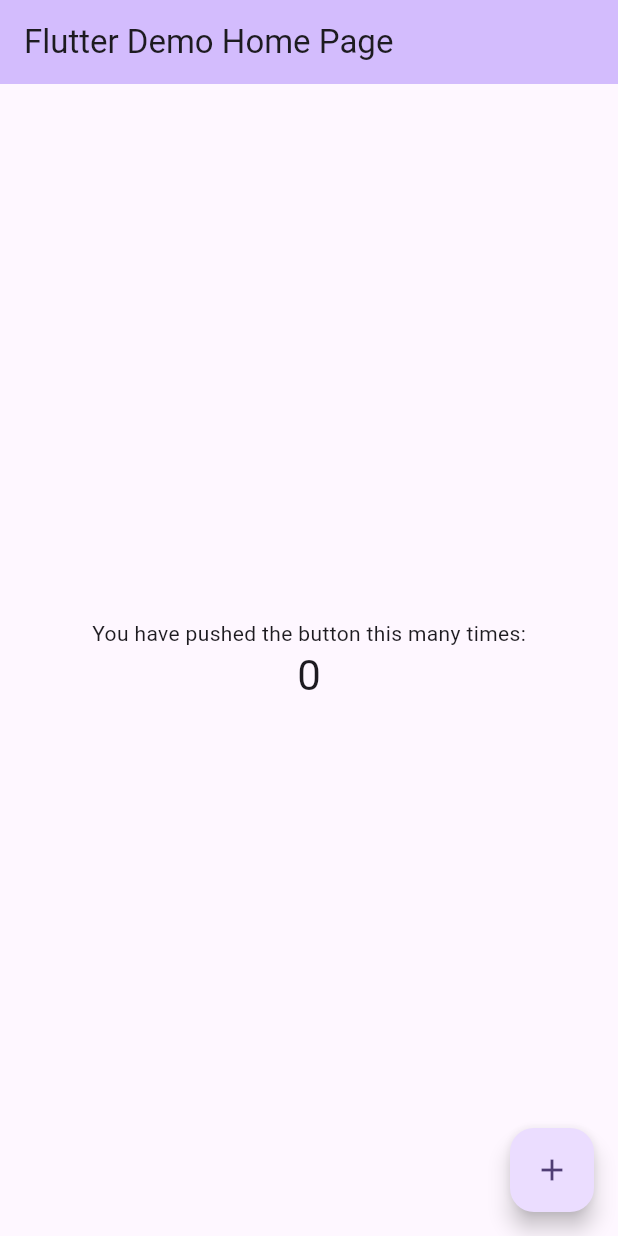
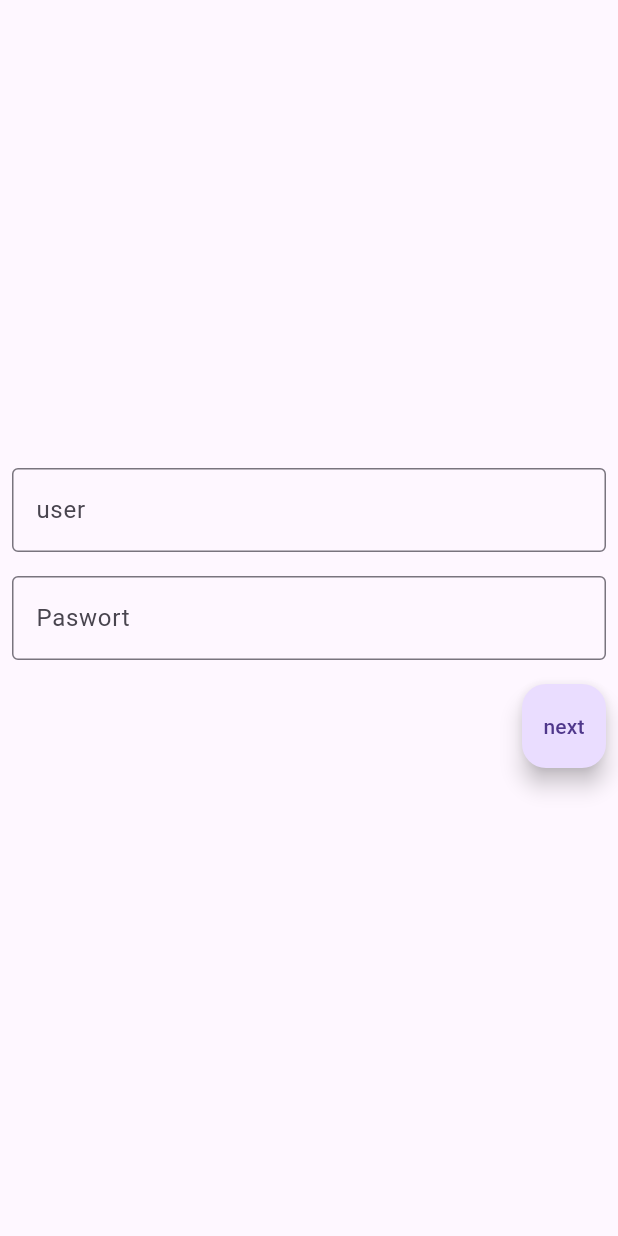
Before and after one commit to abdurahmonmuydinov/abdurahmon, a Flutter app: the screen it shows after launch, on a phone screen of 412 x 824 dp. Run offline on Flutter 3.47's test engine with Material 3 defaults, Android fonts, the light colour scheme and no system bars.

Commit message:
uyga vazifa qushildi

```diff
--- a/flutter_application_1/lib/main.dart
+++ b/flutter_application_1/lib/main.dart
@@ -1,125 +1,136 @@
 import 'package:flutter/material.dart';
 
 void main() {
-  runApp(const MyApp());
+  runApp(
+    MaterialApp(home: MyWidget()),
+  );
 }
 
-class MyApp extends StatelessWidget {
-  const MyApp({super.key});
+class MyWidget extends StatefulWidget {
+  const MyWidget({super.key});
 
-  // This widget is the root of your application.
   @override
-  Widget build(BuildContext context) {
-    return MaterialApp(
-      title: 'Flutter Demo',
-      theme: ThemeData(
-        // This is the theme of your application.
-        //
-        // TRY THIS: Try running your application with "flutter run". You'll see
-        // the application has a purple toolbar. Then, without quitting the app,
-        // try changing the seedColor in the colorScheme below to Colors.green
-        // and then invoke "hot reload" (save your changes or press the "hot
-        // reload" button in a Flutter-supported IDE, or press "r" if you used
-        // the command line to start the app).
-        //
-        // Notice that the counter didn't reset back to zero; the application
-        // state is not lost during the reload. To reset the state, use hot
-        // restart instead.
-        //
-        // This works for code too, not just values: Most code changes can be
-        // tested with just a hot reload.
-        colorScheme: ColorScheme.fromSeed(seedColor: Colors.deepPurple),
-        useMaterial3: true,
-      ),
-      home: const MyHomePage(title: 'Flutter Demo Home Page'),
-    );
-  }
+  State<MyWidget> createState() => _MyWidgetState();
 }
 
-class MyHomePage extends StatefulWidget {
-  const MyHomePage({super.key, required this.title});
-
-  // This widget is the home page of your application. It is stateful, meaning
-  // that it has a State object (defined below) that contains fields that affect
-  // how it looks.
-
-  // This class is the configuration for the state. It holds the values (in this
-  // case the title) provided by the parent (in this case the App widget) and
-  // used by the build method of the State. Fields in a Widget subclass are
-  // always marked "final".
-
-  final String title;
-
-  @override
-  State<MyHomePage> createState() => _MyHomePageState();
-}
-
-class _MyHomePageState extends State<MyHomePage> {
-  int _counter = 0;
-
-  void _incrementCounter() {
+class _MyWidgetState extends State<MyWidget> {
+  String user = "a";
+  String parol = "2";
+  String hatolik = "";
+  TextEditingController input1 = TextEditingController();
+  TextEditingController input2 = TextEditingController();
+  void f() {
     setState(() {
-      // This call to setState tells the Flutter framework that something has
-      // changed in this State, which causes it to rerun the build method below
-      // so that the display can reflect the updated values. If we changed
-      // _counter without calling setState(), then the build method would not be
-      // called again, and so nothing would appear to happen.
-      _counter++;
+      if (input1.text == "a" && input2.text == "1") {
+        Navigator.push(
+            context, MaterialPageRoute(builder: (context) => salom()));
+      } else {
+        final nom = SnackBar(
+          content: Text(hatolik = "usernemi yoki: parol xato"),
+        );
+        ScaffoldMessenger.of(context).showSnackBar(nom);
+      }
+      ;
     });
   }
 
   @override
   Widget build(BuildContext context) {
-    // This method is rerun every time setState is called, for instance as done
-    // by the _incrementCounter method above.
-    //
-    // The Flutter framework has been optimized to make rerunning build methods
-    // fast, so that you can just rebuild anything that needs updating rather
-    // than having to individually change instances of widgets.
     return Scaffold(
-      appBar: AppBar(
-        // TRY THIS: Try changing the color here to a specific color (to
-        // Colors.amber, perhaps?) and trigger a hot reload to see the AppBar
-        // change color while the other colors stay the same.
-        backgroundColor: Theme.of(context).colorScheme.inversePrimary,
-        // Here we take the value from the MyHomePage object that was created by
-        // the App.build method, and use it to set our appbar title.
-        title: Text(widget.title),
+      body: Column(
+        mainAxisAlignment: MainAxisAlignment.center,
+        children: [
+          Padding(
+            padding: const EdgeInsets.all(8.0),
+            child: TextField(
+              controller: input1,
+              decoration: InputDecoration(
+                  label: Text("user"), border: OutlineInputBorder()),
+            ),
+          ),
+          Padding(
+            padding: const EdgeInsets.all(8.0),
+            child: TextField(
+              controller: input2,
+              decoration: InputDecoration(
+                  label: Text("Paswort"), border: OutlineInputBorder()),
+            ),
+          ),
+          Padding(
+            padding: const EdgeInsets.all(8.0),
+            child: Align(
+                alignment: Alignment.centerRight,
+                child: FloatingActionButton(
+                  onPressed: () {
+                    f();
+                  },
+                  child: Text("next"),
+                )),
+          ),
+        ],
       ),
-      body: Center(
-        // Center is a layout widget. It takes a single child and positions it
-        // in the middle of the parent.
-        child: Column(
-          // Column is also a layout widget. It takes a list of children and
-          // arranges them vertically. By default, it sizes itself to fit its
-          // children horizontally, and tries to be as tall as its parent.
-          //
-          // Column has various properties to control how it sizes itself and
-          // how it positions its children. Here we use mainAxisAlignment to
-          // center the children vertically; the main axis here is the vertical
-          // axis because Columns are vertical (the cross axis would be
-          // horizontal).
-          //
-          // TRY THIS: Invoke "debug painting" (choose the "Toggle Debug Paint"
-          // action in the IDE, or press "p" in the console), to see the
-          // wireframe for each widget.
-          mainAxisAlignment: MainAxisAlignment.center,
-          children: <Widget>[
-            const Text(
-              'You have pushed the button this many times:',
-            ),
-            Text(
-              '$_counter',
-              style: Theme.of(context).textTheme.headlineMedium,
-            ),
-          ],
-        ),
-      ),
-      floatingActionButton: FloatingActionButton(
-        onPressed: _incrementCounter,
-        tooltip: 'Increment',
-        child: const Icon(Icons.add),
-      ), // This trailing comma makes auto-formatting nicer for build methods.
     );
   }
 }
+
+class salom extends StatefulWidget {
+  const salom({super.key});
+
+  @override
+  State<salom> createState() => _salomState();
+}
+
+class _salomState extends State<salom> {
+  @override
+  Widget build(BuildContext context) {
+    return Scaffold(
+        body: Column(
+      children: [
+        Expanded(
+          child: Container(
+            decoration: BoxDecoration(
+                image: DecorationImage(
+                    image: AssetImage("rasm/i.jpg"), fit: BoxFit.cover)),
+            width: double.infinity,
+            height: 600,
+          ),
+        ),
+        Container(
+          width: double.infinity,
+          height: 200,
+          child: Row(
+            children: [
+              Expanded(
+                child: Container(
+                  decoration: BoxDecoration(
+                      image: DecorationImage(
+                          image: AssetImage("rasm/i.jpg"), fit: BoxFit.cover)),
+                  height: double.infinity,
+                  width: 300,
+                ),
+              ),
+              Expanded(
+                child: Container(
+                  decoration: BoxDecoration(
+                      image: DecorationImage(
+                          image: AssetImage("rasm/a.jpg"), fit: BoxFit.cover)),
+                  height: double.infinity,
+                  width: 300,
+                ),
+              ),
+              Expanded(
+                child: Container(
+                  decoration: BoxDecoration(
+                      image: DecorationImage(
+                          image: AssetImage("rasm/b.jpg"), fit: BoxFit.cover)),
+                  height: double.infinity,
+                  width: 300,
+                ),
+              ),
+            ],
+          ),
+        ),
+      ],
+    ));
+  }
+}
--- a/flutter_application_1/pubspec.yaml
+++ b/flutter_application_1/pubspec.yaml
@@ -58,7 +58,8 @@ flutter:
   uses-material-design: true
 
   # To add assets to your application, add an assets section, like this:
-  # assets:
+  assets:
+    - rasm/
   #   - images/a_dot_burr.jpeg
   #   - images/a_dot_ham.jpeg
 
```
Also changed, not shown: flutter_application_1/rasm/a.jpg (added), flutter_application_1/rasm/b.jpg (added), flutter_application_1/rasm/i.jpg (added).
